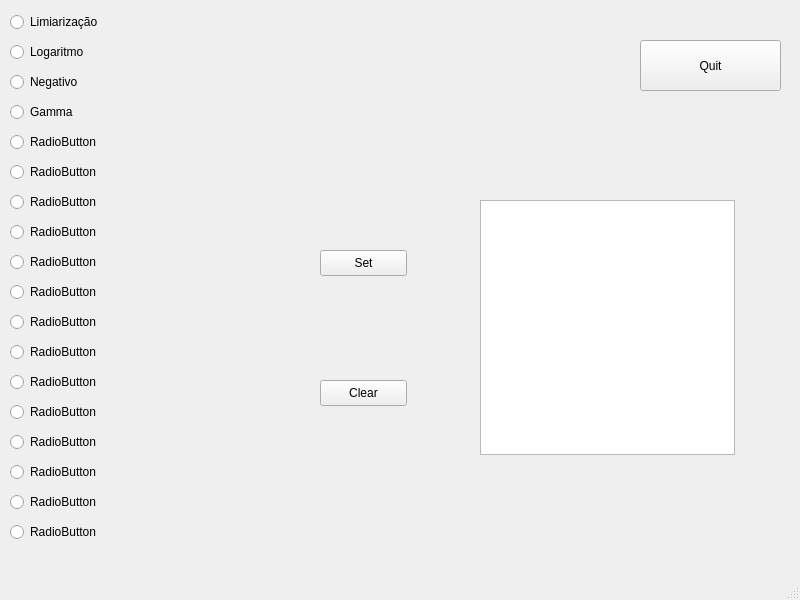
The window that DIP_project/mainwindow.ui (LucasdeAl/Digital_Image_Processing_01) describes before a commit, drawn with Qt 5.
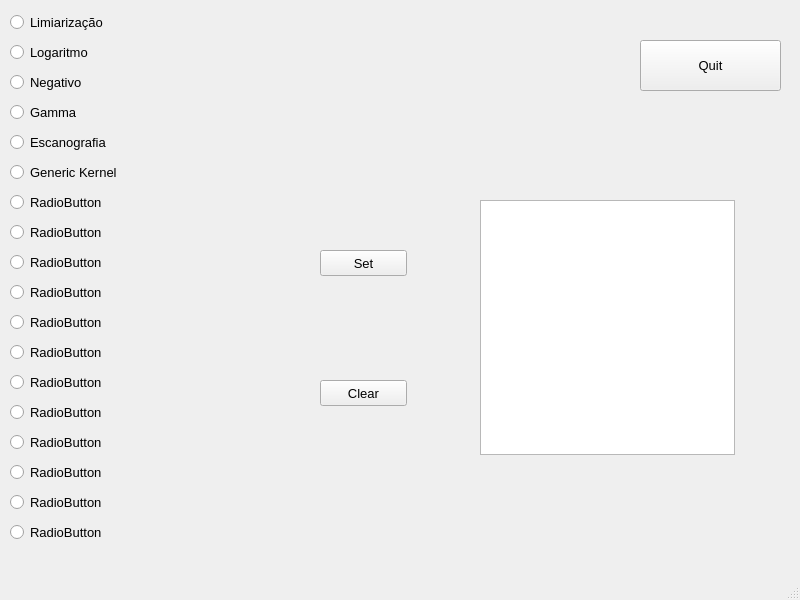
The same window after the commit.

Commit message:
Escanografia + Aplicação de Kernel
Todas as templates estão atualizadas e todos os erros, que se tem conhecimento sobre, tratados.

Diff of the .ui file:
```diff
--- a/DIP_project/mainwindow.ui
+++ b/DIP_project/mainwindow.ui
@@ -10,6 +10,11 @@
     <height>600</height>
    </rect>
   </property>
+  <property name="font">
+   <font>
+    <pointsize>10</pointsize>
+   </font>
+  </property>
   <property name="windowTitle">
    <string>MainWindow</string>
   </property>
@@ -94,12 +99,12 @@
      <rect>
       <x>10</x>
       <y>160</y>
-      <width>110</width>
+      <width>121</width>
       <height>24</height>
      </rect>
     </property>
     <property name="text">
-     <string>RadioButton</string>
+     <string>Generic Kernel</string>
     </property>
    </widget>
    <widget class="QRadioButton" name="radioButton_6">
@@ -304,7 +309,7 @@
      </rect>
     </property>
     <property name="text">
-     <string>RadioButton</string>
+     <string>Escanografia</string>
     </property>
    </widget>
   </widget>
```
Left out of the diff: 6 changed lines with no effect on the pictures. The commit also changes 4 other files.
